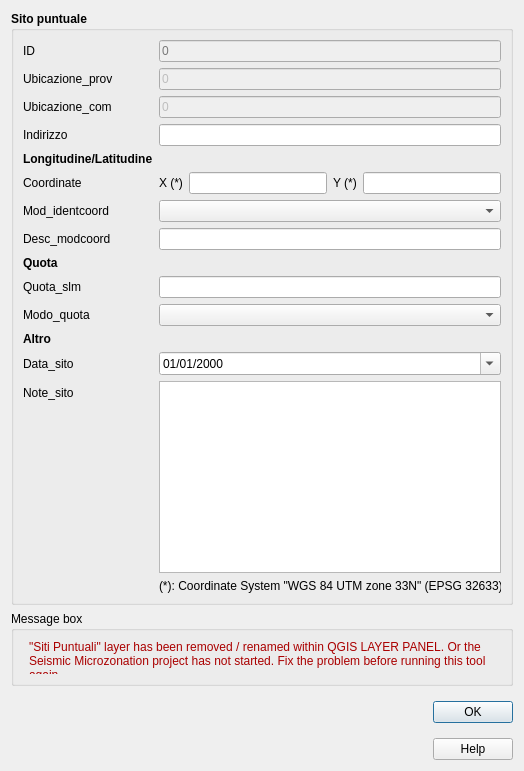
Qt form tb_edit_win.ui (CNR-IGAG/mzs-tools) before a commit.
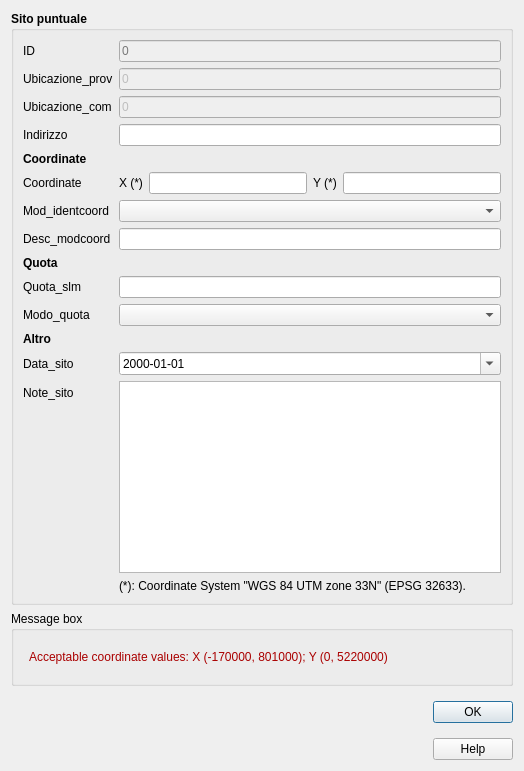
The same form after that commit. Icons and pictures are not drawn.

Commit message: - i18n - main ui elements translated - add from XY... tool - QGIS 3 api breakage fix - add from XY... tool - changed validation logic - add from XY... tool - date format fixed - add from XY... tool - calendar localization

```diff
--- a/tb_edit_win.ui
+++ b/tb_edit_win.ui
@@ -6,7 +6,7 @@
             <rect>
                 <x>0</x>
                 <y>0</y>
-                <width>514</width>
+    <width>520</width>
                 <height>771</height>
             </rect>
         </property>
@@ -288,7 +288,7 @@
                         <item row="4" column="0">
                             <widget class="QLabel" name="label_15">
                                 <property name="text">
-                                    <string>&lt;b&gt;Longitudine/Latitudine&lt;/b&gt;</string>
+         <string>&lt;html&gt;&lt;head/&gt;&lt;body&gt;&lt;p&gt;Coordinate&lt;/p&gt;&lt;/body&gt;&lt;/html&gt;</string>
                                 </property>
                             </widget>
                         </item>
@@ -447,7 +447,7 @@
                                     <string/>
                                 </property>
                                 <property name="displayFormat">
-                                    <string>dd/MM/yyyy</string>
+         <string>yyyy-MM-dd</string>
                                 </property>
                                 <property name="calendarPopup">
                                     <bool>true</bool>
@@ -610,7 +610,7 @@
                                     </sizepolicy>
                                 </property>
                                 <property name="text">
-                                    <string>&lt;html&gt;&lt;head/&gt;&lt;body&gt;&lt;p&gt;&lt;span style=&quot; color:#aa0000;&quot;&gt;&amp;quot;Siti Puntuali&amp;quot; layer has been removed / renamed within QGIS LAYER PANEL. Or the Seismic Microzonation project has not started. Fix the problem before running this tool again.&lt;/span&gt;&lt;/p&gt;&lt;/body&gt;&lt;/html&gt;</string>
+         <string>&lt;html&gt;&lt;head/&gt;&lt;body&gt;&lt;p&gt;&lt;span style=&quot; color:#aa0000;&quot;&gt;Acceptable coordinate values: X (-170000, 801000); Y (0, 5220000)&lt;/span&gt;&lt;/p&gt;&lt;/body&gt;&lt;/html&gt;</string>
                                 </property>
                                 <property name="textFormat">
                                     <enum>Qt::RichText</enum>
```
Left out of the diff: 4 changed lines with no effect on the pictures. Lines whose indentation alone changed are shown as unchanged. The commit also changes 9 other files.
